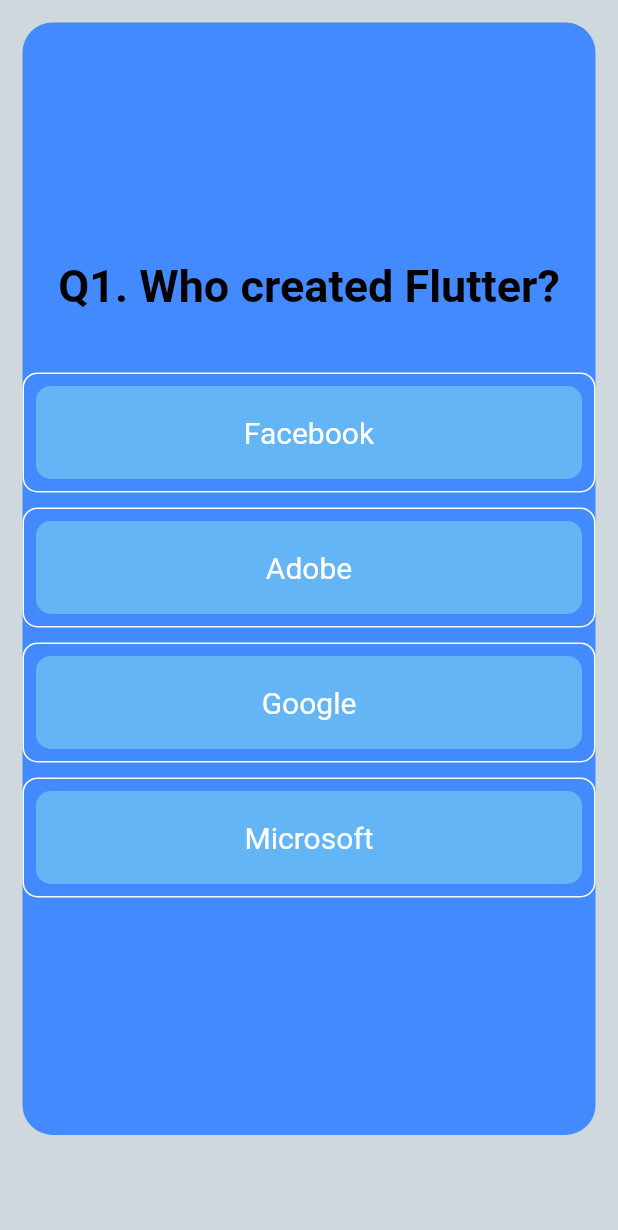
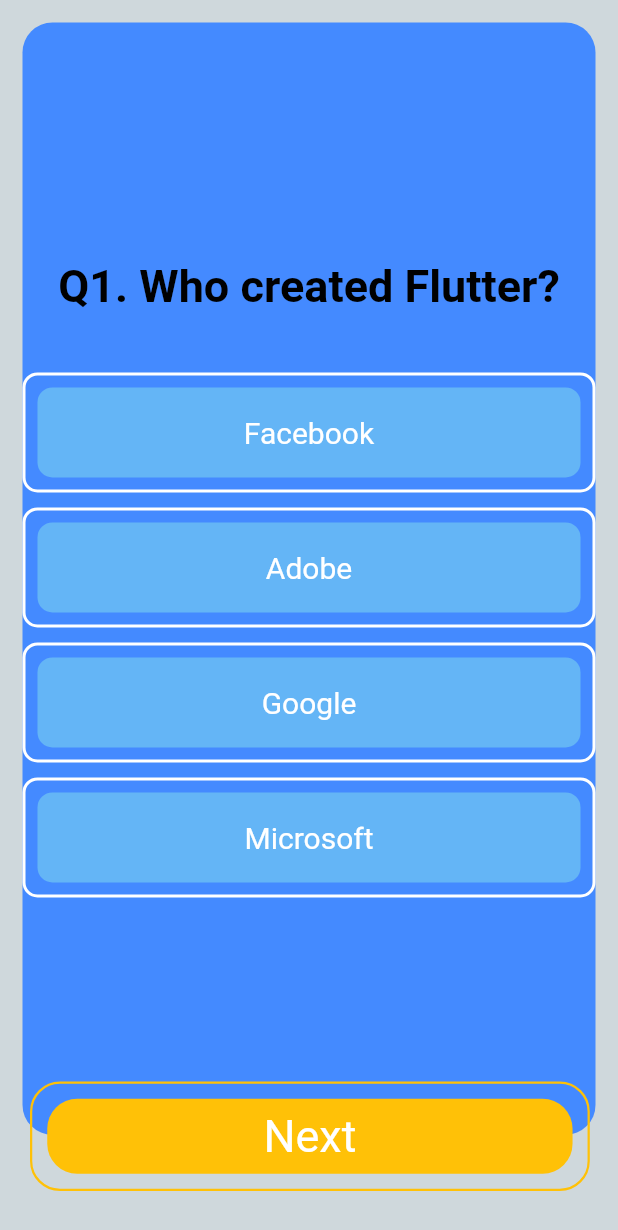
Before and after one commit to paarth-birla/Mental-Health-Chatbot, a Flutter app: the Survey screen opened directly, on a phone screen of 412 x 824 dp. Shown: the top 1230 px of the screen. Run offline on Flutter 3.47's test engine with Material 2 defaults, Android fonts, the phone set to English and light mode, and no system bars; our stand-ins replace google_fonts.

Commit message:
Updated Survey UI

```diff
--- a/lib/models/answer.dart
+++ b/lib/models/answer.dart
@@ -1,12 +1,17 @@
 import 'package:flutter/material.dart';
 import 'package:google_fonts/google_fonts.dart';
 
-class Answer extends StatelessWidget {
+class Answer extends StatefulWidget {
   final VoidCallback handler;
   final String answer;
   const Answer({Key? key, required this.handler, required this.answer})
       : super(key: key);
 
+  @override
+  State<Answer> createState() => _AnswerState();
+}
+
+class _AnswerState extends State<Answer> {
   @override
   Widget build(BuildContext context) {
     return Container(
@@ -17,14 +22,20 @@
         borderRadius: BorderRadius.circular(10),
         border: Border.all(
           color: Colors.white,
-          width: 1,
+          width: 2,
           style: BorderStyle.solid,
         ),
       ),
       child: Padding(
         padding: const EdgeInsets.all(8.0),
         child: GestureDetector(
-          onTap: handler,
+          // onTap: () {
+          //   widget.handler;
+          //   setState(() {
+          //     widget.color = Colors.black;
+          //   });
+          // },
+          onTap: widget.handler,
           child: Container(
             decoration: BoxDecoration(
               borderRadius: BorderRadius.circular(10),
@@ -34,7 +45,7 @@
               padding: const EdgeInsets.all(8.0),
               child: Center(
                 child: Text(
-                  answer,
+                  widget.answer,
                   style: GoogleFonts.portLligatSans(
                     textStyle: Theme.of(context).textTheme.headline1,
                     fontSize: 20,
--- a/lib/models/quiz.dart
+++ b/lib/models/quiz.dart
@@ -1,13 +1,13 @@
+// ignore_for_file: prefer_const_constructors
+
 import 'package:flutter/material.dart';
 import 'package:mental_fitness_solution/models/answer.dart';
 import 'package:mental_fitness_solution/models/question.dart';
-import 'package:mental_fitness_solution/pages/welcome.dart';
 
 class Quiz extends StatelessWidget {
   final List<Map<String, Object>> questions;
   final int questionIndex;
   final Function answer;
-
   const Quiz({
     Key? key,
     required this.questions,
@@ -32,7 +32,9 @@
           return Column(
             children: [
               Answer(
-                  handler: () => answer(answerChoice['score']),
+                  handler: () {
+                    answer(answerChoice['score'], answerChoice['text'] as String);
+                    },
                   answer: answerChoice['text'] as String),
               SizedBox(
                 height: 10,
--- a/lib/pages/bottomnavbar.dart
+++ b/lib/pages/bottomnavbar.dart
@@ -1,3 +1,5 @@
+// ignore_for_file: prefer_typing_uninitialized_variables, prefer_const_constructors, prefer_const_literals_to_create_immutables
+
 import 'package:flutter/material.dart';
 import 'settings.dart';
 import 'articles.dart';
--- a/lib/pages/settings.dart
+++ b/lib/pages/settings.dart
@@ -1,3 +1,5 @@
+// ignore_for_file: prefer_const_constructors
+
 import 'package:flutter/material.dart';
 import 'package:google_fonts/google_fonts.dart';
 
@@ -26,7 +28,6 @@
       // Body of the page
       body: SafeArea(
         child: SingleChildScrollView(
-          child: Container(
           child: Column(
             children: <Widget>[
               Row(
@@ -200,7 +201,6 @@
           ),
         ),
       ),
-      ),
     );
   }
 }
--- a/lib/pages/survey.dart
+++ b/lib/pages/survey.dart
@@ -1,6 +1,7 @@
 // ignore_for_file: prefer_const_constructors
 
 import 'package:flutter/material.dart';
+import 'package:google_fonts/google_fonts.dart';
 import 'package:mental_fitness_solution/models/quiz.dart';
 import 'package:mental_fitness_solution/pages/welcome.dart';
 
@@ -67,17 +68,20 @@
   ];
 
   var _questionIndex = 0;
-  var _totalScore = 0;
+  var _totalScore = {};
 
   void _resetSurvey() {
     setState(() {
       _questionIndex = 0;
-      _totalScore = 0;
+      _totalScore = {};
     });
   }
 
-  void _answer(int score) {
-    _totalScore += score;
+  void _answer(int score, String answer) {
+    _totalScore[answer] = score;
+  }
+
+  void _nextQuestion() {
     setState(() {
       _questionIndex += 1;
     });
@@ -140,6 +144,8 @@
                                           height: 60,
                                           child: GestureDetector(
                                             onTap: () {
+                                              print(_totalScore);
+                                              _resetSurvey();
                                               Navigator.push(
                                                 context,
                                                 MaterialPageRoute(
@@ -174,6 +180,48 @@
                 ),
               ),
             ),
+
+            _questionIndex < _questions.length
+            ? Positioned(
+              bottom: 10,
+              child: Padding(
+                padding: const EdgeInsets.all(20.0),
+                child: GestureDetector(
+                  onTap: () => _nextQuestion(),
+                  child: Container(
+                    decoration: BoxDecoration(
+                      border: Border.all(
+                        color: Colors.amber,
+                        width: 1.5,
+                        style: BorderStyle.solid,
+                      ),
+                      borderRadius: BorderRadius.circular(20),
+                    ),
+                    child: Padding(
+                      padding: const EdgeInsets.all(10.0),
+                      child: Container(
+                        height: 50,
+                        width: MediaQuery.of(context).size.width * 0.85,
+                        decoration: BoxDecoration(
+                            color: Colors.amber,
+                            borderRadius: BorderRadius.circular(20)),
+                        child: Center(
+                            child: Text(
+                          'Next',
+                          style: GoogleFonts.portLligatSans(
+                            textStyle: Theme.of(context).textTheme.headline1,
+                            fontSize: 30,
+                            fontWeight: FontWeight.w400,
+                            color: Colors.white,
+                          ),
+                        )),
+                      ),
+                    ),
+                  ),
+                ),
+              ),
+            )
+            : Container(),
           ],
         ),
       ),
```
Lines whose indentation alone changed are shown as unchanged.
